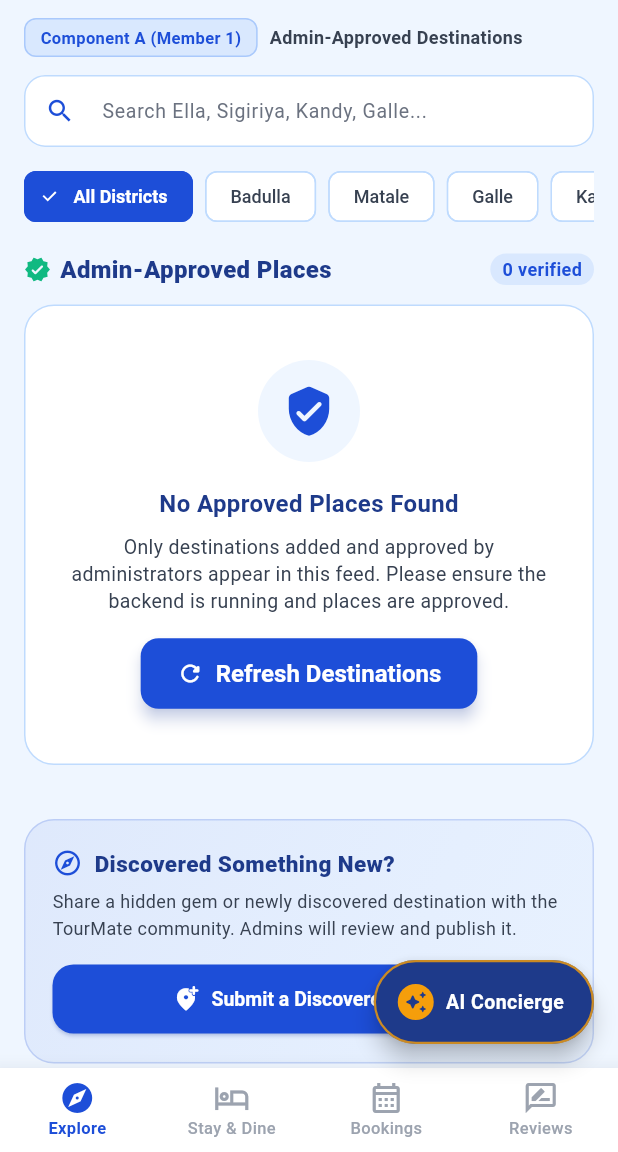
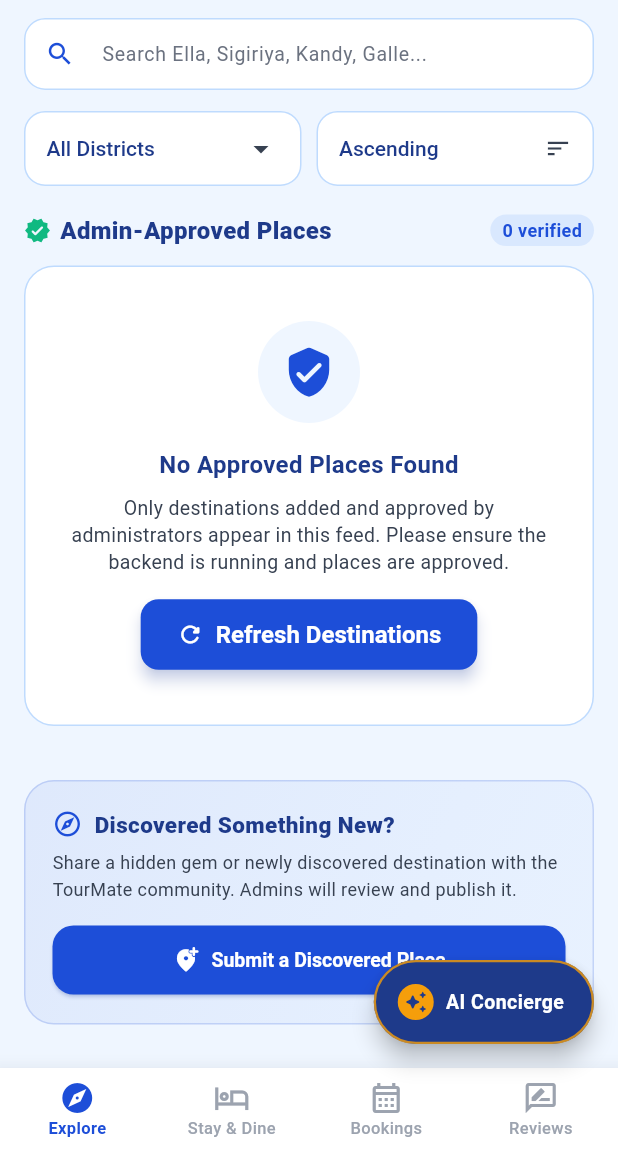
Before and after one commit to IT24100444/TourMate---smart-tourism-platform, a Flutter app: the MainScaffold screen opened by its route, on a phone screen of 412 x 824 dp, the part 84-1236 px from its top. Run offline on Flutter 3.47's test engine with Material 3 defaults, Android fonts, the phone set to English and light mode, and no system bars; our stand-ins replace google_maps_flutter; accounts and stored records are empty; network calls fail.

Commit message:
fix searchbar issue in explorescreen

```diff
--- a/mobile/lib/features/explore/explore_screen.dart
+++ b/mobile/lib/features/explore/explore_screen.dart
@@ -13,11 +13,34 @@ class ExploreScreen extends StatefulWidget {
 
 class _ExploreScreenState extends State<ExploreScreen> {
   String _selectedDistrict = 'All';
+  String _searchQuery = '';
+  String _sortOrder = 'Ascending';
   List<Map<String, dynamic>> _places = [];
   bool _isLoading = false;
   final Set<String> _favourites = {'p1'};
 
-  final List<String> _districts = ['All', 'Badulla', 'Matale', 'Galle', 'Kandy'];
+  List<Map<String, dynamic>> get _filteredPlaces {
+    List<Map<String, dynamic>> result = List.from(_places);
+
+    if (_searchQuery.isNotEmpty) {
+      final query = _searchQuery.toLowerCase();
+      result = result.where((place) {
+        final name = (place['name'] ?? '').toString().toLowerCase();
+        final district = (place['district'] ?? '').toString().toLowerCase();
+        return name.contains(query) || district.contains(query);
+      }).toList();
+    }
+
+    result.sort((a, b) {
+      final nameA = (a['name'] ?? '').toString().toLowerCase();
+      final nameB = (b['name'] ?? '').toString().toLowerCase();
+      return _sortOrder == 'Ascending' ? nameA.compareTo(nameB) : nameB.compareTo(nameA);
+    });
+
+    return result;
+  }
+
+  final List<String> _districts = ['All', 'Ampara', 'Anuradhapura', 'Badulla', 'Batticaloa', 'Colombo', 'Galle', 'Gampaha', 'Hambantota', 'Jaffna', 'Kalutara', 'Kandy', 'Kegalle', 'Kilinochchi', 'Kurunegala', 'Mannar', 'Matale', 'Matara', 'Monaragala', 'Mullaitivu', 'Nuwara Eliya', 'Polonnaruwa', 'Puttalam', 'Ratnapura', 'Trincomalee', 'Vavuniya'];
 
   @override
   void initState() {
@@ -66,6 +89,24 @@ class _ExploreScreenState extends State<ExploreScreen> {
               setModalState(() => error = 'Description is required.');
               return;
             }
+            if (descCtrl.text.trim().length <= 10) {
+              setModalState(() => error = 'Description must be more than 10 characters.');
+              return;
+            }
+
+            final openingHoursStr = openingCtrl.text.trim();
+            if (openingHoursStr.isNotEmpty) {
+              final match = RegExp(r'^((?:[01]\d|2[0-3]):[0-5]\d)\s*-\s*((?:[01]\d|2[0-3]):[0-5]\d)$').firstMatch(openingHoursStr);
+              if (match == null) {
+                setModalState(() => error = 'Opening hours must be in HH:mm - HH:mm format.');
+                return;
+              }
+              if (match.group(1)!.compareTo(match.group(2)!) >= 0) {
+                setModalState(() => error = 'Opening time must be earlier than closing time.');
+                return;
+              }
+            }
+
             setModalState(() { isSaving = true; error = null; });
 
             // Get auth token if user is logged in
@@ -231,6 +272,10 @@ class _ExploreScreenState extends State<ExploreScreen> {
                           Expanded(child: Column(crossAxisAlignment: CrossAxisAlignment.start, children: [
                             _label('Opening Hours'),
                             _field(openingCtrl, hint: '06:00 - 18:00'),
+                            const Padding(
+                              padding: EdgeInsets.only(top: 4, left: 4),
+                              child: Text('Example: 06:00 - 18:00', style: TextStyle(fontSize: 11, color: AppTheme.textLight)),
+                            ),
                           ])),
                           const SizedBox(width: 10),
                           Expanded(child: Column(crossAxisAlignment: CrossAxisAlignment.start, children: [
@@ -329,32 +374,13 @@ class _ExploreScreenState extends State<ExploreScreen> {
       child: ListView(
         padding: const EdgeInsets.symmetric(horizontal: 16, vertical: 12),
         children: [
-          // Subheader & Academic Badge
-          Row(
-            children: [
-              Container(
-                padding: const EdgeInsets.symmetric(horizontal: 10, vertical: 4),
-                decoration: BoxDecoration(
-                  color: AppTheme.primaryLight.withValues(alpha: 0.12),
-                  borderRadius: BorderRadius.circular(8),
-                  border: Border.all(color: AppTheme.primaryLight.withValues(alpha: 0.3)),
-                ),
-                child: const Text(
-                  'Component A (Member 1)',
-                  style: TextStyle(color: AppTheme.primaryBlue, fontSize: 11, fontWeight: FontWeight.bold),
-                ),
-              ),
-              const SizedBox(width: 8),
-              const Text(
-                'Admin-Approved Destinations',
-                style: TextStyle(color: AppTheme.textMedium, fontSize: 12, fontWeight: FontWeight.w600),
-              ),
-            ],
-          ),
-          const SizedBox(height: 12),
-
           // Search Bar
           TextField(
+            onChanged: (val) {
+              setState(() {
+                _searchQuery = val;
+              });
+            },
             style: const TextStyle(color: AppTheme.textDark, fontSize: 14),
             decoration: InputDecoration(
               hintText: 'Search Ella, Sigiriya, Kandy, Galle...',
@@ -379,38 +405,72 @@ class _ExploreScreenState extends State<ExploreScreen> {
           ),
           const SizedBox(height: 14),
 
-          // District Filter Chips
-          SizedBox(
-            height: 38,
-            child: ListView.separated(
-              scrollDirection: Axis.horizontal,
-              itemCount: _districts.length,
-              separatorBuilder: (_, __) => const SizedBox(width: 8),
-              itemBuilder: (context, index) {
-                final d = _districts[index];
-                final isSelected = _selectedDistrict == d;
-                return ChoiceChip(
-                  label: Text(d == 'All' ? 'All Districts' : d),
-                  selected: isSelected,
-                  onSelected: (val) {
-                    if (val) {
-                      setState(() => _selectedDistrict = d);
+          // Filters
+          Row(
+            children: [
+              Expanded(
+                child: Container(
+                  padding: const EdgeInsets.symmetric(horizontal: 14),
+                  decoration: BoxDecoration(
+                    color: Colors.white,
+                    borderRadius: BorderRadius.circular(14),
+                    border: Border.all(color: AppTheme.cardBorder),
+                  ),
+                  child: DropdownButtonHideUnderline(
+                    child: DropdownButton<String>(
+                      value: _selectedDistrict,
+                      isExpanded: true,
+                      icon: const Icon(Icons.arrow_drop_down, color: AppTheme.textMedium),
+                      style: const TextStyle(color: AppTheme.textDark, fontSize: 14, fontWeight: FontWeight.w500),
+                      dropdownColor: Colors.white,
+                      items: _districts.map((d) {
+                        return DropdownMenuItem(
+                          value: d,
+                          child: Text(d == 'All' ? 'All Districts' : d, overflow: TextOverflow.ellipsis),
+                        );
+                      }).toList(),
+                      onChanged: (val) {
+                        if (val != null && val != _selectedDistrict) {
+                          setState(() => _selectedDistrict = val);
                           _loadPlaces();
                         }
                       },
-                  selectedColor: AppTheme.primaryBlue,
-                  backgroundColor: Colors.white,
-                  labelStyle: TextStyle(
-                    color: isSelected ? Colors.white : AppTheme.textMedium,
-                    fontSize: 12,
-                    fontWeight: isSelected ? FontWeight.bold : FontWeight.w500,
                     ),
-                  side: BorderSide(
-                    color: isSelected ? AppTheme.primaryBlue : AppTheme.cardBorder,
                   ),
+                ),
+              ),
+              const SizedBox(width: 10),
+              Expanded(
+                child: Container(
+                  padding: const EdgeInsets.symmetric(horizontal: 14),
+                  decoration: BoxDecoration(
+                    color: Colors.white,
+                    borderRadius: BorderRadius.circular(14),
+                    border: Border.all(color: AppTheme.cardBorder),
+                  ),
+                  child: DropdownButtonHideUnderline(
+                    child: DropdownButton<String>(
+                      value: _sortOrder,
+                      isExpanded: true,
+                      icon: const Icon(Icons.sort, color: AppTheme.textMedium, size: 18),
+                      style: const TextStyle(color: AppTheme.textDark, fontSize: 14, fontWeight: FontWeight.w500),
+                      dropdownColor: Colors.white,
+                      items: ['Ascending', 'Descending'].map((s) {
+                        return DropdownMenuItem(
+                          value: s,
+                          child: Text(s, overflow: TextOverflow.ellipsis),
                         );
+                      }).toList(),
+                      onChanged: (val) {
+                        if (val != null && val != _sortOrder) {
+                          setState(() => _sortOrder = val);
+                        }
                       },
                     ),
+                  ),
+                ),
+              ),
+            ],
           ),
           const SizedBox(height: 18),
 
@@ -435,7 +495,7 @@ class _ExploreScreenState extends State<ExploreScreen> {
                   borderRadius: BorderRadius.circular(12),
                 ),
                 child: Text(
-                  '${_places.length} verified',
+                  '${_filteredPlaces.length} verified',
                   style: const TextStyle(fontSize: 12, color: AppTheme.primaryBlue, fontWeight: FontWeight.bold),
                 ),
               ),
@@ -446,7 +506,7 @@ class _ExploreScreenState extends State<ExploreScreen> {
           // Places List or Empty State
           if (_isLoading)
             const Center(child: Padding(padding: EdgeInsets.all(40), child: CircularProgressIndicator()))
-          else if (_places.isEmpty)
+          else if (_filteredPlaces.isEmpty)
             Container(
               padding: const EdgeInsets.symmetric(horizontal: 24, vertical: 36),
               margin: const EdgeInsets.only(bottom: 16),
@@ -491,7 +551,7 @@ class _ExploreScreenState extends State<ExploreScreen> {
               ),
             )
           else
-            ..._places.map((place) => _buildPlaceCard(place)),
+            ..._filteredPlaces.map((place) => _buildPlaceCard(place)),
 
         const SizedBox(height: 20),
 
```
Also changed, not shown: 1 other file. Lines whose indentation alone changed are shown as unchanged.
